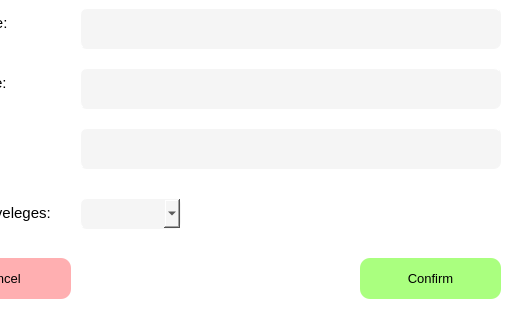
Qt form gui/UF_AddUser.ui (ZachThornee/3K04PaceMaker) before a commit; both pictures show x 90 to 610 and y 272 to 592 of the 610 by 592 pixel window.
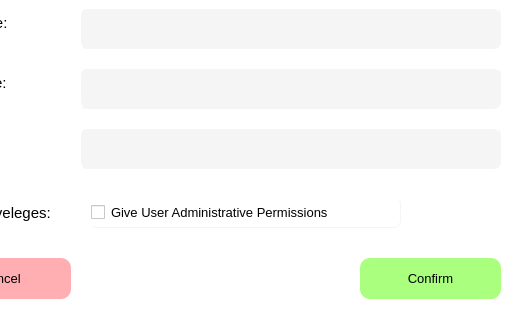
The same form after that commit.

Diff of the .ui file:
```diff
--- a/gui/UF_AddUser.ui
+++ b/gui/UF_AddUser.ui
@@ -288,12 +288,12 @@
     <string>&lt;html&gt;&lt;head/&gt;&lt;body&gt;&lt;p&gt;&lt;span style=&quot; font-size:11pt;&quot;&gt;E-Mail:&lt;/span&gt;&lt;/p&gt;&lt;/body&gt;&lt;/html&gt;</string>
    </property>
   </widget>
-  <widget class="QComboBox" name="CB_Admin">
+  <widget class="QCheckBox" name="CB_Admin">
    <property name="geometry">
     <rect>
-     <x>170</x>
-     <y>470</y>
-     <width>101</width>
+     <x>180</x>
+     <y>469</y>
+     <width>311</width>
      <height>31</height>
     </rect>
    </property>
@@ -303,12 +303,14 @@
     </font>
    </property>
    <property name="styleSheet">
-    <string notr="true">BACKGROUND-COLOR: rgb(245, 245, 245);
-BORDER-COLOR: rgb(245, 245, 245);
+    <string notr="true">BORDER-COLOR: rgb(245, 245, 245);
 BORDER-RADIUS: 7px;
 BORDER-WIDTH: 1px;
 BORDER-STYLE: outset;</string>
    </property>
+   <property name="text">
+    <string>Give User Administrative Permissions</string>
+   </property>
   </widget>
  </widget>
  <resources/>
```
